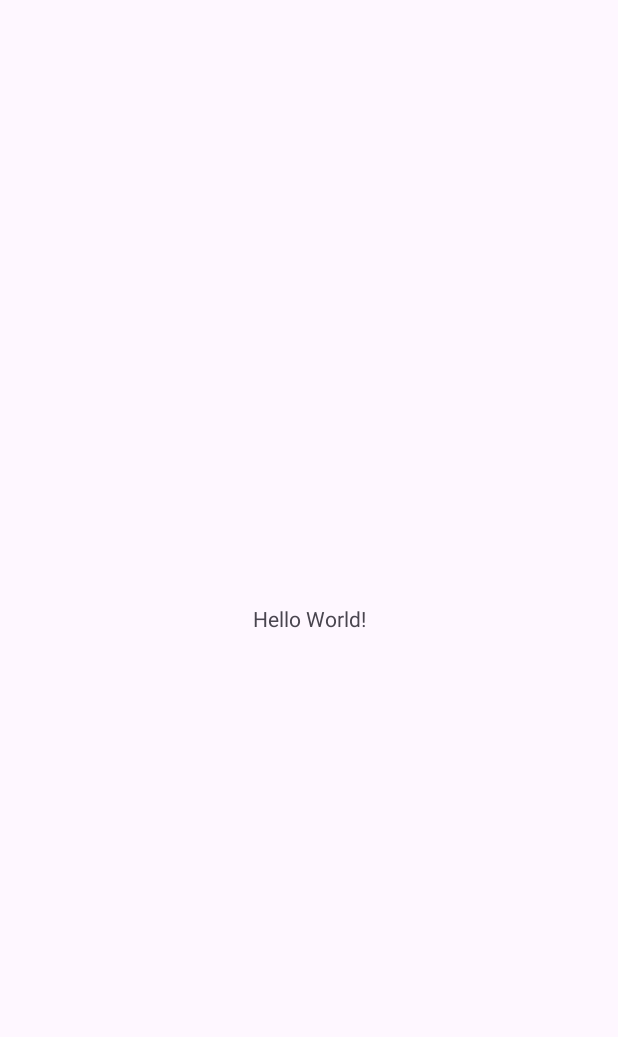
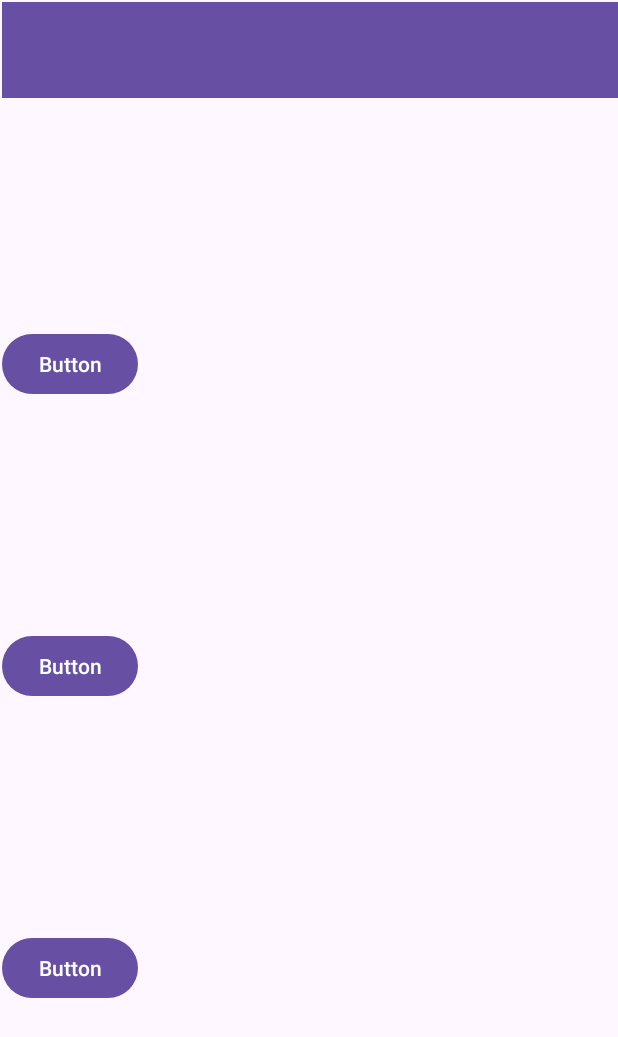
Before and after one commit to Android-Jelly-Beans-On-Toast/Daily-Meal-Recipes, an Android app: the screen it shows after launch (MainActivity), on a phone screen of 412 x 824 dp. Before the commit the part shown is almost empty. Shown: the top 1037 px of the screen. Run offline under Robolectric (Android 15) with nearby library versions, the phone set to English and light mode, and no system bars.

Commit message:
removed sout

```diff
--- a/app/src/main/res/layout/activity_main.xml
+++ b/app/src/main/res/layout/activity_main.xml
@@ -7,13 +7,68 @@
     android:layout_height="match_parent"
     tools:context=".MainActivity">
 
-    <TextView
-        android:layout_width="wrap_content"
-        android:layout_height="wrap_content"
-        android:text="Hello World!"
+    <TableLayout
+        android:id="@+id/tableLayout"
+        android:layout_width="0dp"
+        android:layout_height="0dp"
+        android:layout_marginStart="1dp"
+        android:layout_marginTop="1dp"
+        android:layout_marginBottom="1dp"
         app:layout_constraintBottom_toBottomOf="parent"
         app:layout_constraintEnd_toEndOf="parent"
         app:layout_constraintStart_toStartOf="parent"
-        app:layout_constraintTop_toTopOf="parent" />
+        app:layout_constraintTop_toTopOf="parent">
 
+        <TableRow
+            android:layout_width="match_parent"
+            android:layout_height="324dp"
+            android:layout_weight="1">
+
+            <androidx.appcompat.widget.Toolbar
+                android:id="@+id/toolbar2"
+                android:layout_width="wrap_content"
+                android:layout_height="wrap_content"
+                android:layout_weight="1"
+                android:background="?attr/colorPrimary"
+                android:minHeight="?attr/actionBarSize"
+                android:theme="?attr/actionBarTheme" />
+
+        </TableRow>
+
+        <TableRow
+            android:layout_width="match_parent"
+            android:layout_height="match_parent"
+            android:layout_weight="1">
+
+            <Button
+                android:id="@+id/button5"
+                android:layout_width="wrap_content"
+                android:layout_height="wrap_content"
+                android:text="Button" />
+        </TableRow>
+
+        <TableRow
+            android:layout_width="match_parent"
+            android:layout_height="match_parent"
+            android:layout_weight="1">
+
+            <Button
+                android:id="@+id/button6"
+                android:layout_width="wrap_content"
+                android:layout_height="wrap_content"
+                android:text="Button" />
+        </TableRow>
+
+        <TableRow
+            android:layout_width="match_parent"
+            android:layout_height="match_parent"
+            android:layout_weight="1">
+
+            <Button
+                android:id="@+id/button7"
+                android:layout_width="wrap_content"
+                android:layout_height="wrap_content"
+                android:text="Button" />
+        </TableRow>
+    </TableLayout>
 </androidx.constraintlayout.widget.ConstraintLayout>
```
